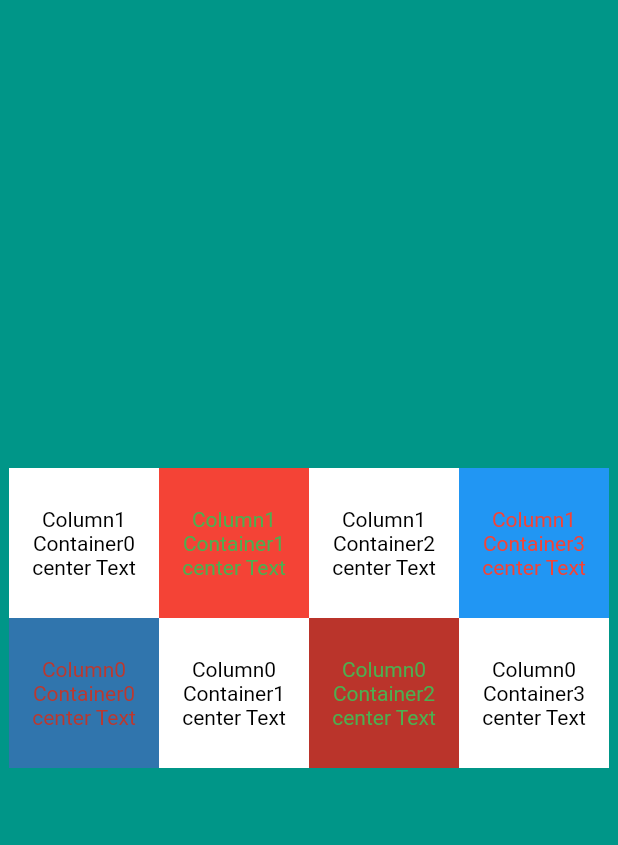
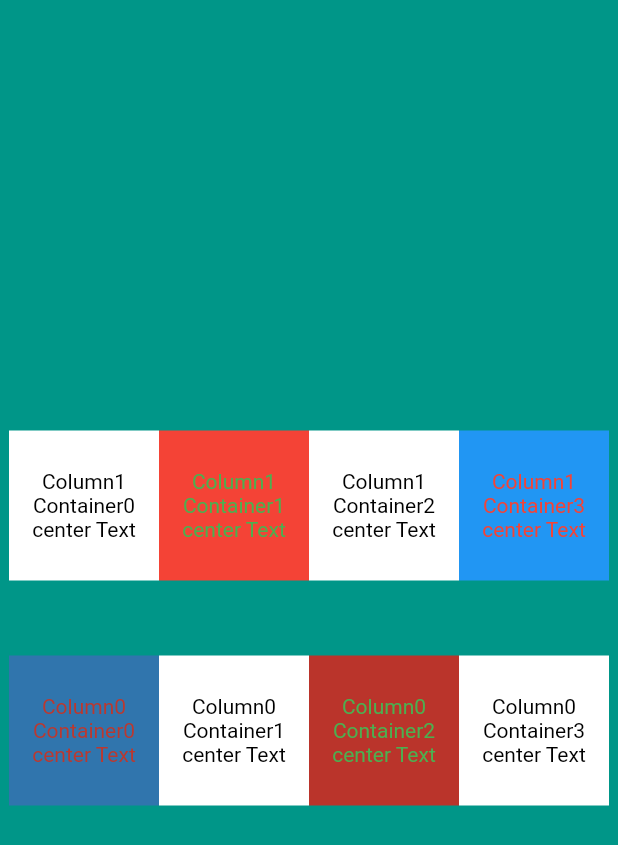
Before and after one commit to haguremon/layout_widgets_0, a Flutter app: the screen it shows after launch, on a phone screen of 412 x 824 dp. Shown: the top 845 px of the screen. Run offline on Flutter 3.47's test engine with Material 2 defaults, Android fonts, the phone set to English and light mode, and no system bars.

Commit message:
SizedBoxの存在忘れてた,

```diff
--- a/lib/main.dart
+++ b/lib/main.dart
@@ -104,6 +104,7 @@ class MyApp extends StatelessWidget {
                   )
             ],
           ),
+           SizedBox(height: 50,),
            Row(
             //mainAxisAlignmentはchildrenの配置についてかな　MainAxisSize.minだと全く意味ない
             // mainAxisAlignment: MainAxisAlignment.center,
```
